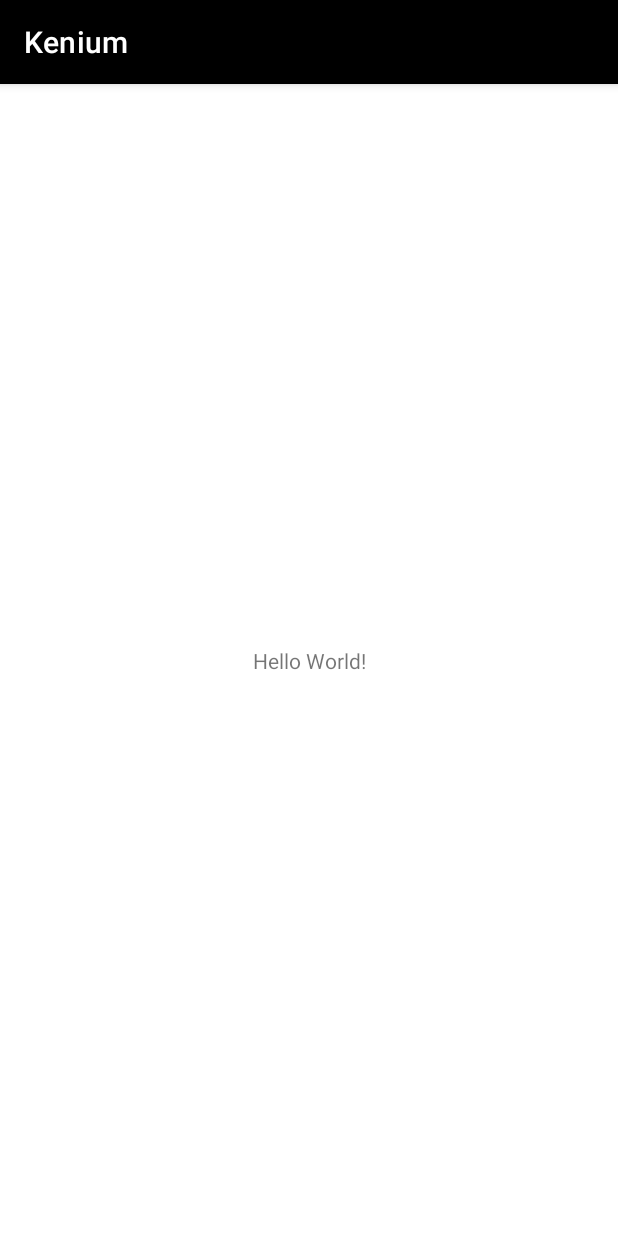
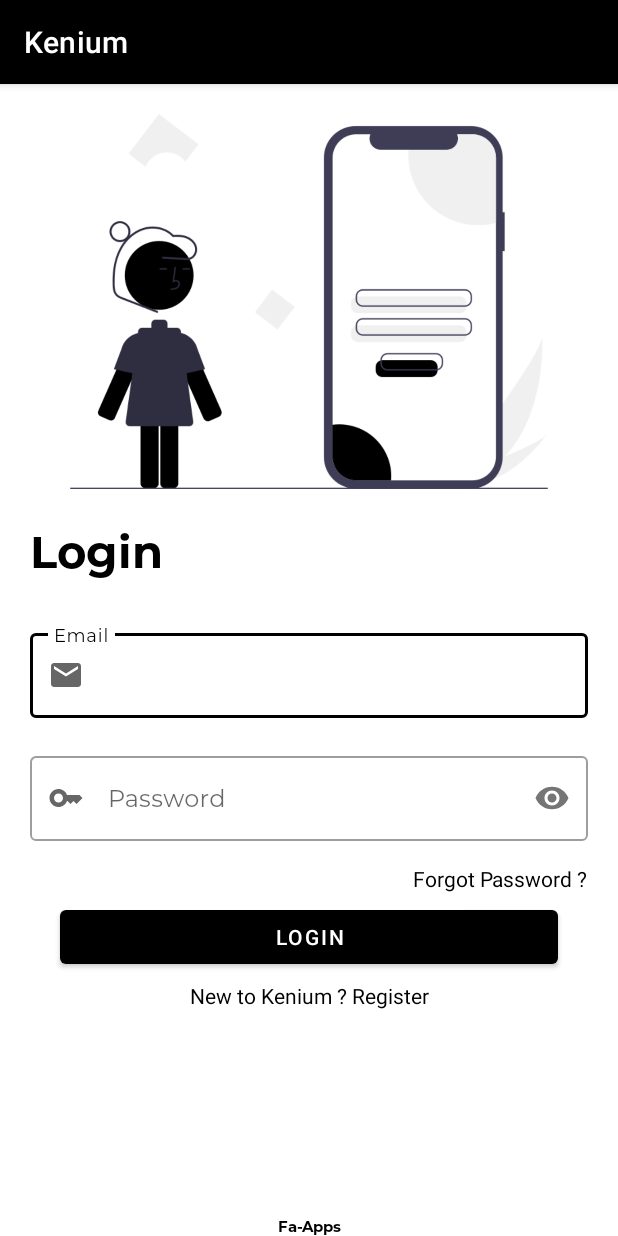
Before and after one commit to Abdirashid26/Kenium, an Android app: the screen it shows after launch (LoginActivity), on a phone screen of 412 x 824 dp. Run offline under Robolectric (Android 15) with nearby library versions, the phone set to English and light mode, and no system bars; our stand-ins replace Firebase (no records; nobody signed in at launch, a user with empty details on screens opened directly).

Commit message:
added the designs for the login page and initialized a Firebase Repo

```diff
--- a/app/build.gradle
+++ b/app/build.gradle
@@ -1,6 +1,7 @@
 plugins {
     id 'com.android.application'
     id 'org.jetbrains.kotlin.android'
+    id 'com.google.gms.google-services'
 }
 
 android {
@@ -37,6 +38,7 @@ dependencies {
     implementation 'androidx.appcompat:appcompat:1.4.2'
     implementation 'com.google.android.material:material:1.6.1'
     implementation 'androidx.constraintlayout:constraintlayout:2.1.4'
+    implementation 'com.google.firebase:firebase-auth-ktx:21.0.6'
     testImplementation 'junit:junit:4.13.2'
     androidTestImplementation 'androidx.test.ext:junit:1.1.3'
     androidTestImplementation 'androidx.test.espresso:espresso-core:3.4.0'
--- a/app/src/main/AndroidManifest.xml
+++ b/app/src/main/AndroidManifest.xml
@@ -7,20 +7,22 @@
         android:allowBackup="true"
         android:dataExtractionRules="@xml/data_extraction_rules"
         android:fullBackupContent="@xml/backup_rules"
-        android:icon="@mipmap/ic_launcher"
+        android:icon="@drawable/kenium"
         android:label="@string/app_name"
-        android:roundIcon="@mipmap/ic_launcher_round"
+        android:roundIcon="@drawable/kenium"
         android:supportsRtl="true"
         android:theme="@style/Theme.Kenium"
-        tools:targetApi="31"
-        >
+        tools:targetApi="31">
+        <activity
+            android:name=".HomeActivity"
+            android:exported="false" />
         <activity
             android:name=".LoginActivity"
             android:exported="false" />
         <activity
             android:name=".SplashScreenActivity"
-            android:theme="@style/Theme.AppCompat.Light.NoActionBar"
-            android:exported="true">
+            android:exported="true"
+            android:theme="@style/Theme.AppCompat.Light.NoActionBar">
             <intent-filter>
                 <action android:name="android.intent.action.MAIN" />
 
--- /dev/null
+++ b/app/src/main/java/com/example/kenium/HomeActivity.kt
@@ -0,0 +1,11 @@
+package com.example.kenium
+
+import androidx.appcompat.app.AppCompatActivity
+import android.os.Bundle
+
+class HomeActivity : AppCompatActivity() {
+    override fun onCreate(savedInstanceState: Bundle?) {
+        super.onCreate(savedInstanceState)
+        setContentView(R.layout.activity_home)
+    }
+}
--- a/app/src/main/java/com/example/kenium/LoginActivity.kt
+++ b/app/src/main/java/com/example/kenium/LoginActivity.kt
@@ -1,11 +1,27 @@
 package com.example.kenium
 
+import android.content.Intent
 import androidx.appcompat.app.AppCompatActivity
 import android.os.Bundle
+import android.widget.Toast
+import com.example.kenium.repo.FirebaseRepo
 
 class LoginActivity : AppCompatActivity() {
+
+//    FirebaseRepo Initialization
+    private val firebaseRepo : FirebaseRepo  = FirebaseRepo()
+
     override fun onCreate(savedInstanceState: Bundle?) {
         super.onCreate(savedInstanceState)
         setContentView(R.layout.activity_login)
+
+//        check if the user is logged in ?
+//        if yes then take them to the Home activity
+        if(firebaseRepo.firebaseAuth.currentUser != null){
+            val intent = Intent(this,HomeActivity::class.java)
+            startActivity(intent)
+        }
+
+
     }
 }
--- /dev/null
+++ b/app/src/main/java/com/example/kenium/repo/FirebaseRepo.kt
@@ -0,0 +1,13 @@
+package com.example.kenium.repo
+
+import com.google.firebase.auth.FirebaseAuth
+
+class FirebaseRepo {
+
+    lateinit var firebaseAuth: FirebaseAuth
+
+    init{
+        firebaseAuth = FirebaseAuth.getInstance()
+    }
+
+}
--- /dev/null
+++ b/app/src/main/res/drawable/ic_baseline_email_24.xml
@@ -0,0 +1,5 @@
+<vector android:height="24dp" android:tint="#000000"
+    android:viewportHeight="24" android:viewportWidth="24"
+    android:width="24dp" xmlns:android="http://schemas.android.com/apk/res/android">
+    <path android:fillColor="@android:color/white" android:pathData="M20,4L4,4c-1.1,0 -1.99,0.9 -1.99,2L2,18c0,1.1 0.9,2 2,2h16c1.1,0 2,-0.9 2,-2L22,6c0,-1.1 -0.9,-2 -2,-2zM20,8l-8,5 -8,-5L4,6l8,5 8,-5v2z"/>
+</vector>
--- /dev/null
+++ b/app/src/main/res/drawable/ic_baseline_key_24.xml
@@ -0,0 +1,5 @@
+<vector android:height="24dp" android:tint="#000000"
+    android:viewportHeight="24" android:viewportWidth="24"
+    android:width="24dp" xmlns:android="http://schemas.android.com/apk/res/android">
+    <path android:fillColor="@android:color/white" android:pathData="M21,10h-8.35C11.83,7.67 9.61,6 7,6c-3.31,0 -6,2.69 -6,6s2.69,6 6,6c2.61,0 4.83,-1.67 5.65,-4H13l2,2l2,-2l2,2l4,-4.04L21,10zM7,15c-1.65,0 -3,-1.35 -3,-3c0,-1.65 1.35,-3 3,-3s3,1.35 3,3C10,13.65 8.65,15 7,15z"/>
+</vector>
--- /dev/null
+++ b/app/src/main/res/layout/activity_home.xml
@@ -0,0 +1,9 @@
+<?xml version="1.0" encoding="utf-8"?>
+<androidx.constraintlayout.widget.ConstraintLayout xmlns:android="http://schemas.android.com/apk/res/android"
+    xmlns:app="http://schemas.android.com/apk/res-auto"
+    xmlns:tools="http://schemas.android.com/tools"
+    android:layout_width="match_parent"
+    android:layout_height="match_parent"
+    tools:context=".HomeActivity">
+
+</androidx.constraintlayout.widget.ConstraintLayout>
--- a/app/src/main/res/layout/activity_login.xml
+++ b/app/src/main/res/layout/activity_login.xml
@@ -1,18 +1,127 @@
 <?xml version="1.0" encoding="utf-8"?>
-<androidx.constraintlayout.widget.ConstraintLayout xmlns:android="http://schemas.android.com/apk/res/android"
+<RelativeLayout xmlns:android="http://schemas.android.com/apk/res/android"
     xmlns:app="http://schemas.android.com/apk/res-auto"
     xmlns:tools="http://schemas.android.com/tools"
     android:layout_width="match_parent"
     android:layout_height="match_parent"
     tools:context=".LoginActivity">
 
+    <ImageView
+        android:layout_width="match_parent"
+        android:layout_height="250dp"
+        android:src="@drawable/imagelogin"
+        android:layout_marginTop="20dp"
+        android:id="@+id/loginImage"
+        />
+
     <TextView
-        android:layout_width="wrap_content"
+        android:layout_width="match_parent"
         android:layout_height="wrap_content"
-        android:text="Hello World!"
-        app:layout_constraintBottom_toBottomOf="parent"
-        app:layout_constraintEnd_toEndOf="parent"
-        app:layout_constraintStart_toStartOf="parent"
-        app:layout_constraintTop_toTopOf="parent" />
+        android:text="Login"
+        android:fontFamily="@font/m_bold"
+        android:id="@+id/loginText"
+        android:layout_below="@id/loginImage"
+        android:layout_margin="20dp"
+        android:textColor="@color/black"
+        android:textSize="30dp"
+        android:textStyle="bold"
+        />
 
-</androidx.constraintlayout.widget.ConstraintLayout>
+    <com.google.android.material.textfield.TextInputLayout
+        android:layout_width="match_parent"
+        android:layout_height="wrap_content"
+        android:layout_marginHorizontal="20dp"
+        android:id="@+id/Email"
+        app:startIconDrawable="@drawable/ic_baseline_email_24"
+        app:startIconContentDescription="Email"
+        android:enabled="true"
+        android:layout_below="@id/loginText"
+        style="@style/Widget.MaterialComponents.TextInputLayout.OutlinedBox"
+        android:layout_marginVertical="10dp">
+
+        <com.google.android.material.textfield.TextInputEditText
+            android:layout_width="match_parent"
+            android:hint="Email"
+            android:inputType="textEmailAddress"
+            android:fontFamily="@font/m_regular"
+            android:layout_height="wrap_content"
+            />
+
+    </com.google.android.material.textfield.TextInputLayout>
+
+    <com.google.android.material.textfield.TextInputLayout
+        android:layout_width="match_parent"
+        android:layout_height="wrap_content"
+        android:layout_marginHorizontal="20dp"
+        android:id="@+id/Password"
+        app:startIconDrawable="@drawable/ic_baseline_key_24"
+        app:startIconContentDescription="Password"
+        android:enabled="true"
+        android:layout_below="@id/Email"
+        app:passwordToggleEnabled="true"
+        style="@style/Widget.MaterialComponents.TextInputLayout.OutlinedBox"
+        android:layout_marginVertical="10dp">
+
+        <com.google.android.material.textfield.TextInputEditText
+            android:layout_width="match_parent"
+            android:hint="Password"
+            android:inputType="textPassword"
+            android:fontFamily="@font/m_regular"
+            android:layout_height="wrap_content"
+            />
+
+    </com.google.android.material.textfield.TextInputLayout>
+
+
+    <LinearLayout
+        android:layout_width="match_parent"
+        android:layout_height="wrap_content"
+        android:id="@+id/buttons"
+        android:layout_marginHorizontal="20dp"
+        android:layout_below="@id/Password"
+        android:orientation="vertical">
+
+        <TextView
+            android:layout_width="wrap_content"
+            android:layout_height="wrap_content"
+            android:text="Forgot Password ?"
+            android:layout_marginVertical="5dp"
+            android:textColor="@color/black"
+            android:layout_gravity="right"
+
+            />
+
+        <com.google.android.material.button.MaterialButton
+            android:layout_width="match_parent"
+            android:layout_height="wrap_content"
+            android:layout_marginHorizontal="20dp"
+            android:text="Login"
+            android:id="@+id/loginBtn"
+            />
+
+        <TextView
+            android:layout_width="match_parent"
+            android:layout_height="wrap_content"
+            android:text="New to Kenium ? Register"
+            android:textAlignment="center"
+            android:layout_marginVertical="5dp"
+            android:textColor="@color/black"
+            />
+
+
+    </LinearLayout>
+
+    <TextView
+        android:layout_width="match_parent"
+        android:layout_height="wrap_content"
+        android:fontFamily="@font/m_bold"
+        android:text="Fa-Apps"
+        android:textSize="10dp"
+        android:layout_alignParentEnd="true"
+        android:layout_alignParentBottom="true"
+        android:textAlignment="center"
+        android:textColor="@color/black"
+        />
+
+
+</RelativeLayout>
--- a/build.gradle
+++ b/build.gradle
@@ -1,4 +1,8 @@
-// Top-level build file where you can add configuration options common to all sub-projects/modules.
+buildscript {
+    dependencies {
+        classpath 'com.google.gms:google-services:4.3.13'
+    }
+}// Top-level build file where you can add configuration options common to all sub-projects/modules.
 plugins {
     id 'com.android.application' version '7.2.0' apply false
     id 'com.android.library' version '7.2.0' apply false
```
Also changed, not shown: app/src/main/res/drawable-v24/imagelogin.png (added), app/src/main/res/font/m_bold.otf (added), 1 other file.
